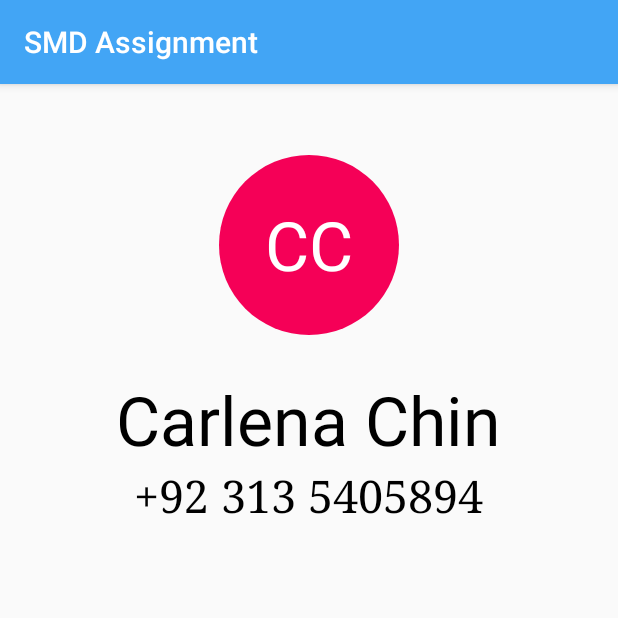
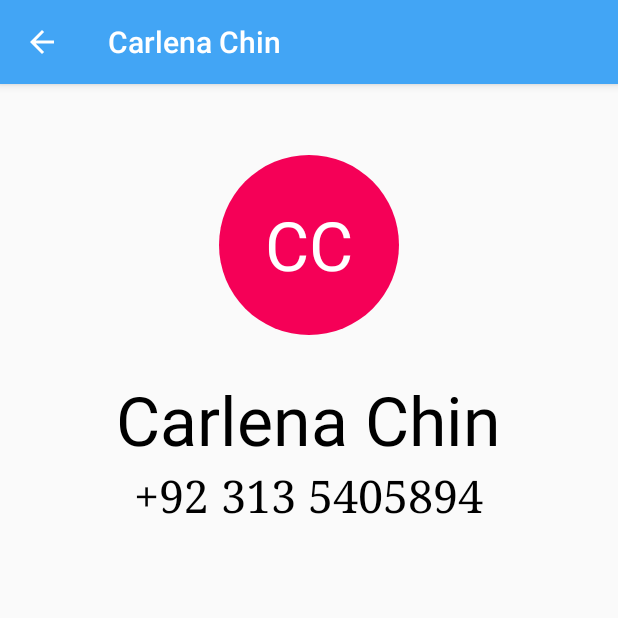
Before and after one commit to ebad-ali/SMDAssignment, an Android app: the screen it shows after launch (PersonalActivity), after a tap on "CC", on a phone screen of 412 x 824 dp, the top half of it. Run offline under Robolectric (Android 15) with nearby library versions, the phone set to English and light mode, and no system bars; 3 other taps on this screen came first.

Commit message:
Intial Change

```diff
--- a/app/src/main/AndroidManifest.xml
+++ b/app/src/main/AndroidManifest.xml
@@ -1,6 +1,6 @@
 <?xml version="1.0" encoding="utf-8"?>
 <manifest xmlns:android="http://schemas.android.com/apk/res/android"
-    package="innovate.ebad.com.smdassignment">
+    package="innovate.ebad.com.contacts">
 
     <application
         android:allowBackup="true"
@@ -9,7 +9,7 @@
         android:roundIcon="@drawable/logo"
         android:supportsRtl="true"
         android:theme="@style/AppTheme">
-        <activity android:name=".MainActivity">
+        <activity android:name="innovate.ebad.com.contacts.MainActivity">
             <intent-filter>
                 <action android:name="android.intent.action.MAIN" />
 
@@ -17,7 +17,7 @@
             </intent-filter>
         </activity>
 
-        <activity android:name=".PersonalActivity"/>
+        <activity android:name="innovate.ebad.com.contacts.PersonalActivity"/>
     </application>
 
 </manifest>
--- a/app/src/main/java/innovate/ebad/com/smdassignment/ContactAdapter.java
+++ b/app/src/main/java/innovate/ebad/com/contacts/ContactAdapter.java
@@ -1,4 +1,4 @@
-package innovate.ebad.com.smdassignment;
+package innovate.ebad.com.contacts;
 
 
 import android.app.Activity;
--- a/app/src/main/java/innovate/ebad/com/smdassignment/MainActivity.java
+++ b/app/src/main/java/innovate/ebad/com/contacts/MainActivity.java
@@ -1,4 +1,4 @@
-package innovate.ebad.com.smdassignment;
+package innovate.ebad.com.contacts;
 
 import android.content.Intent;
 import android.os.Bundle;
--- a/app/src/main/java/innovate/ebad/com/smdassignment/PersonalActivity.java
+++ b/app/src/main/java/innovate/ebad/com/contacts/PersonalActivity.java
@@ -1,10 +1,12 @@
-package innovate.ebad.com.smdassignment;
+package innovate.ebad.com.contacts;
 
 import android.content.Intent;
 import android.graphics.Color;
 import android.graphics.drawable.GradientDrawable;
 import android.os.Bundle;
 import android.support.v7.app.AppCompatActivity;
+import android.support.v7.widget.Toolbar;
+import android.view.MenuItem;
 import android.widget.TextView;
 
 /**
@@ -15,11 +17,21 @@ public class PersonalActivity extends AppCompatActivity {
 
     TextView intials_view, name_view, phone_view;
     String[] colorarray;
+    String name_title;
 
     @Override
     protected void onCreate(Bundle savedInstanceState) {
         super.onCreate(savedInstanceState);
+
         setContentView(R.layout.personal_contact_layout);
+
+        Toolbar toolbar = (Toolbar) findViewById(R.id.toolbar);
+
+        // add back arrow to toolbar
+        if (getSupportActionBar() != null) {
+            getSupportActionBar().setDisplayHomeAsUpEnabled(true);
+            getSupportActionBar().setDisplayShowHomeEnabled(true);
+        }
 
         intials_view = (TextView) findViewById(R.id.initials_field);
         name_view = (TextView) findViewById(R.id.name_field);
@@ -32,6 +44,7 @@ public class PersonalActivity extends AppCompatActivity {
 
         if (b != null) {
             String name = (String) b.get("Name");
+            name_title = (String) b.get("Name");
             String initial = (String) b.get("Initial");
             String number = (String) b.get("PhoneNumber");
             String pos = (String) b.get("Indexcolor");
@@ -54,5 +67,18 @@ public class PersonalActivity extends AppCompatActivity {
 
         }
 
+        setTitle(name_title);
+
+    }
+
+    @Override
+    public boolean onOptionsItemSelected(MenuItem item) {
+        switch (item.getItemId()) {
+            // Respond to the action bar's Up/Home button
+            case android.R.id.home:
+                this.finish();
+                return true;
+        }
+        return super.onOptionsItemSelected(item);
     }
 }
--- a/app/src/main/java/innovate/ebad/com/smdassignment/UserData.java
+++ b/app/src/main/java/innovate/ebad/com/contacts/UserData.java
@@ -1,4 +1,4 @@
-package innovate.ebad.com.smdassignment;
+package innovate.ebad.com.contacts;
 
 
 
--- a/app/src/main/res/layout/personal_contact_layout.xml
+++ b/app/src/main/res/layout/personal_contact_layout.xml
@@ -1,27 +1,36 @@
 <?xml version="1.0" encoding="utf-8"?>
 <RelativeLayout xmlns:android="http://schemas.android.com/apk/res/android"
+    xmlns:app="http://schemas.android.com/apk/res-auto"
     android:layout_width="match_parent"
     android:layout_height="match_parent"
     android:orientation="vertical">
+
+
+    <android.support.v7.widget.Toolbar
+        android:id="@+id/toolbar"
+        android:layout_width="match_parent"
+        android:layout_height="?attr/actionBarSize" />
 
 
     <TextView
         android:id="@+id/initials_field"
         android:layout_width="wrap_content"
         android:layout_height="wrap_content"
+        android:layout_alignParentTop="true"
+        android:layout_centerHorizontal="true"
         android:layout_marginTop="47dp"
+        android:background="@drawable/shape_bigger"
         android:gravity="center"
-        android:background="@drawable/shape_bigger"
         android:text="@string/sample_intital"
         android:textColor="#fff"
-        android:textSize="45sp"
-        android:layout_alignParentTop="true"
-        android:layout_centerHorizontal="true" />
+        android:textSize="45sp" />
 
     <TextView
         android:id="@+id/name_field"
         android:layout_width="wrap_content"
         android:layout_height="wrap_content"
+        android:layout_below="@+id/initials_field"
+        android:layout_centerHorizontal="true"
         android:layout_marginTop="26dp"
         android:fontFamily="sans-serif-thin"
         android:gravity="center"
@@ -29,19 +38,17 @@
         android:textColor="#000"
         android:textSize="45sp"
         android:textStyle="bold"
-        android:typeface="monospace"
-        android:layout_below="@+id/initials_field"
-        android:layout_centerHorizontal="true" />
+        android:typeface="monospace" />
 
     <TextView
         android:id="@+id/phone_field"
         android:layout_width="wrap_content"
         android:layout_height="wrap_content"
+        android:layout_below="@+id/name_field"
+        android:layout_centerHorizontal="true"
         android:gravity="center"
         android:text="@string/sample_number"
         android:textColor="#000"
         android:textSize="30sp"
-        android:typeface="serif"
-        android:layout_below="@+id/name_field"
-        android:layout_centerHorizontal="true" />
+        android:typeface="serif" />
 </RelativeLayout>
--- a/app/src/main/res/values/strings.xml
+++ b/app/src/main/res/values/strings.xml
@@ -1,5 +1,5 @@
 <resources>
-    <string name="app_name">SMD Assignment</string>
+    <string name="app_name">Contacts</string>
     <string name="sample_name">Ebad Ali</string>
     <string name="sample_intital">EA</string>
     <string name="sample_number">+92 313 5405894</string>
@@ -81,7 +81,7 @@
         <item>Yahya Ali</item>
 
         <item>Zeeshan Ahmed</item>
-        <item>Zubaida Appa</item>
+        <item>Zunaira Qasim</item>
     </string-array>
 
     <string-array name="numbers">
```
Also changed, not shown: 4 other files.
